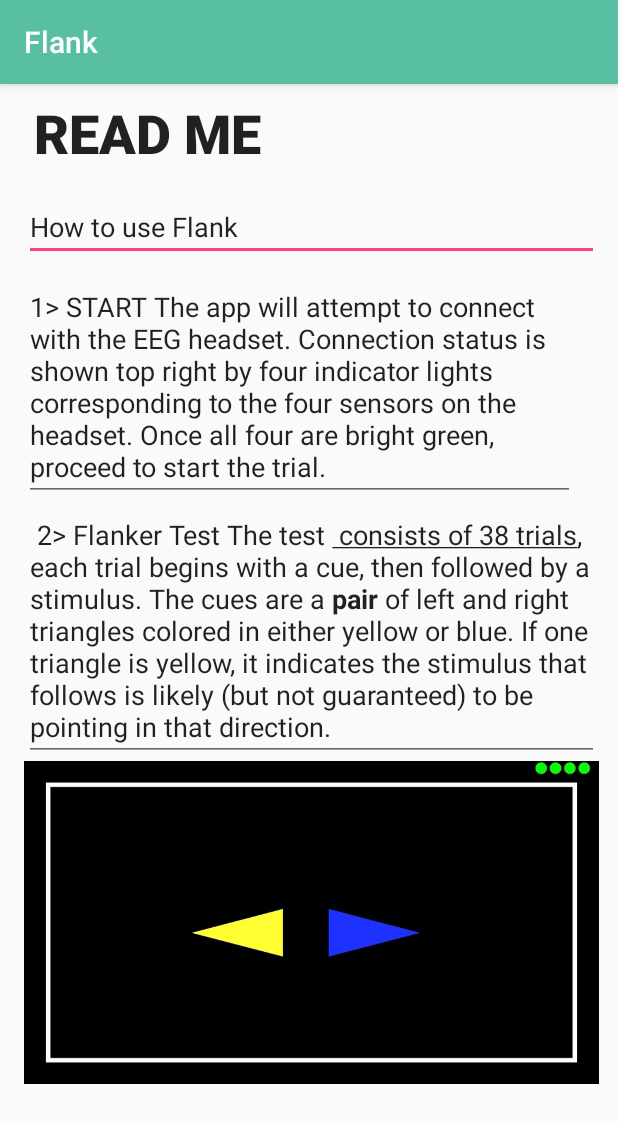
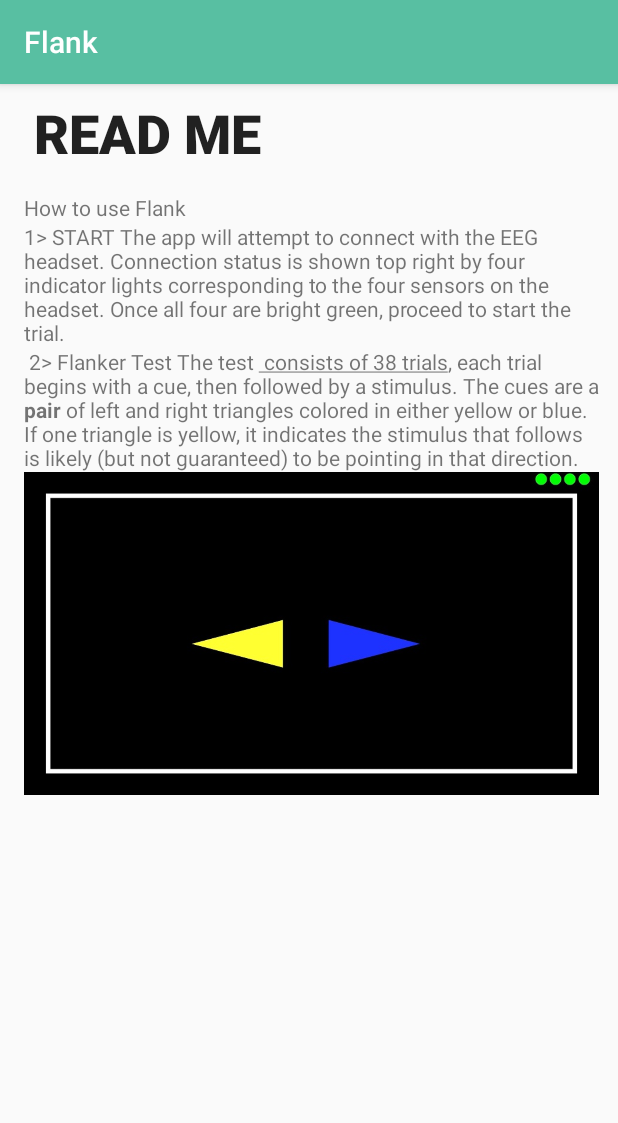
Before and after one commit to UBCMint/MuseAndroidApp, an Android app: the readMeActivity screen opened directly, with no data from a screen before it, on a phone screen of 412 x 824 dp. Shown: the top 1123 px of the screen. Run offline under Robolectric (Android 15) with nearby library versions, the light colour scheme and no system bars.

Commit message:
Read me text views updated

```diff
--- a/app/src/main/res/layout/activity_read_me.xml
+++ b/app/src/main/res/layout/activity_read_me.xml
@@ -42,24 +42,17 @@
             android:layout_height="wrap_content"
             android:orientation="vertical">
 
-            <EditText
-                android:id="@+id/RMdescription"
+            <TextView
+                android:id="@+id/RMdescrition"
                 android:layout_width="match_parent"
                 android:layout_height="wrap_content"
-                android:ems="10"
-                android:inputType="textPersonName"
                 android:text="How to use Flank" />
 
-            <EditText
-                android:id="@+id/RMs1"
-                android:layout_width="367dp"
+            <TextView
+                android:id="@+id/RMstep1"
+                android:layout_width="match_parent"
                 android:layout_height="wrap_content"
-                android:layout_marginTop="8dp"
-                android:ems="10"
-                android:inputType="textMultiLine"
-                android:text="@string/readMe1"
-                app:layout_constraintTop_toBottomOf="@+id/imageView2"
-                tools:layout_editor_absoluteX="16dp" />
+                android:text="@string/readMe1" />
 
             <ImageView
                 android:id="@+id/startScreenImg"
@@ -70,16 +63,14 @@
                 android:cropToPadding="false"
                 tools:srcCompat="@drawable/start_screen" />
 
-            <EditText
-                android:id="@+id/editText4"
+            <TextView
+                android:id="@+id/RMstep2"
                 android:layout_width="match_parent"
                 android:layout_height="wrap_content"
-                android:ems="10"
-                android:inputType="textMultiLine"
                 android:text="@string/Step2" />
 
             <ImageView
-                android:id="@+id/imageView4"
+                android:id="@+id/RMcueLeft"
                 android:layout_width="match_parent"
                 android:layout_height="wrap_content"
                 android:adjustViewBounds="true"
```
